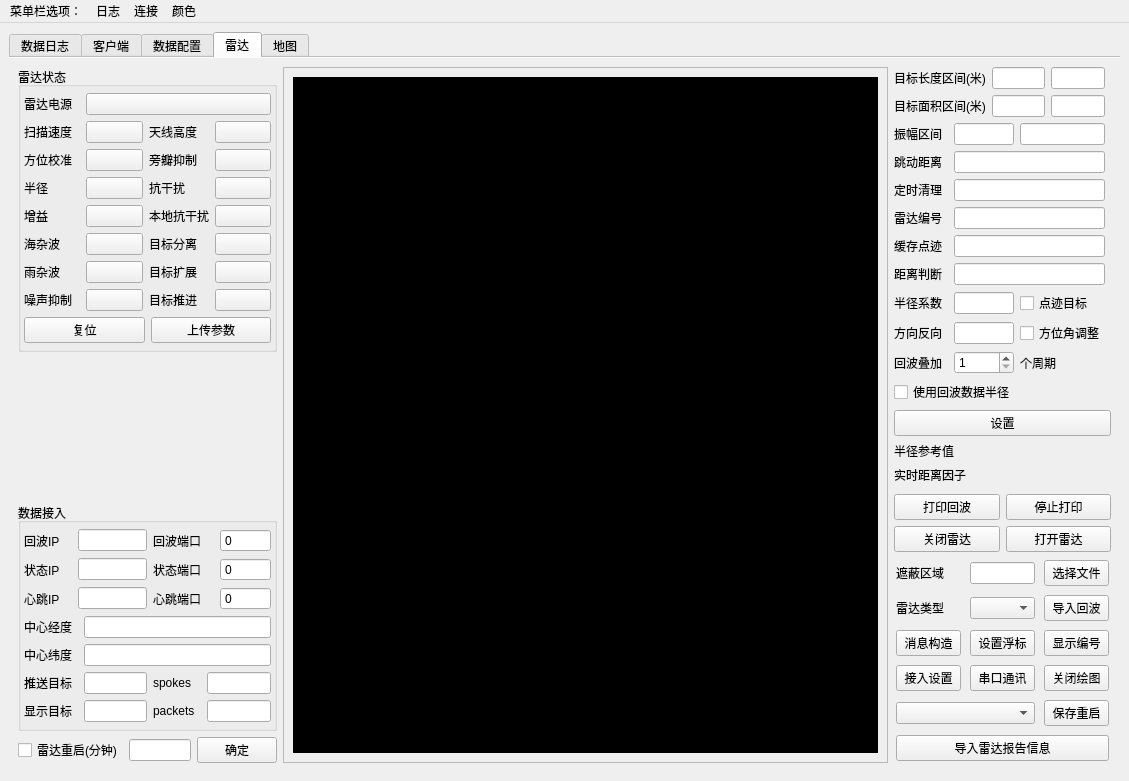
First picture: the form in trunk_gogo/cdzchx_datacollect_code/zchxradarinteface.ui, repository bnufree/zchx_radar, before the edit.
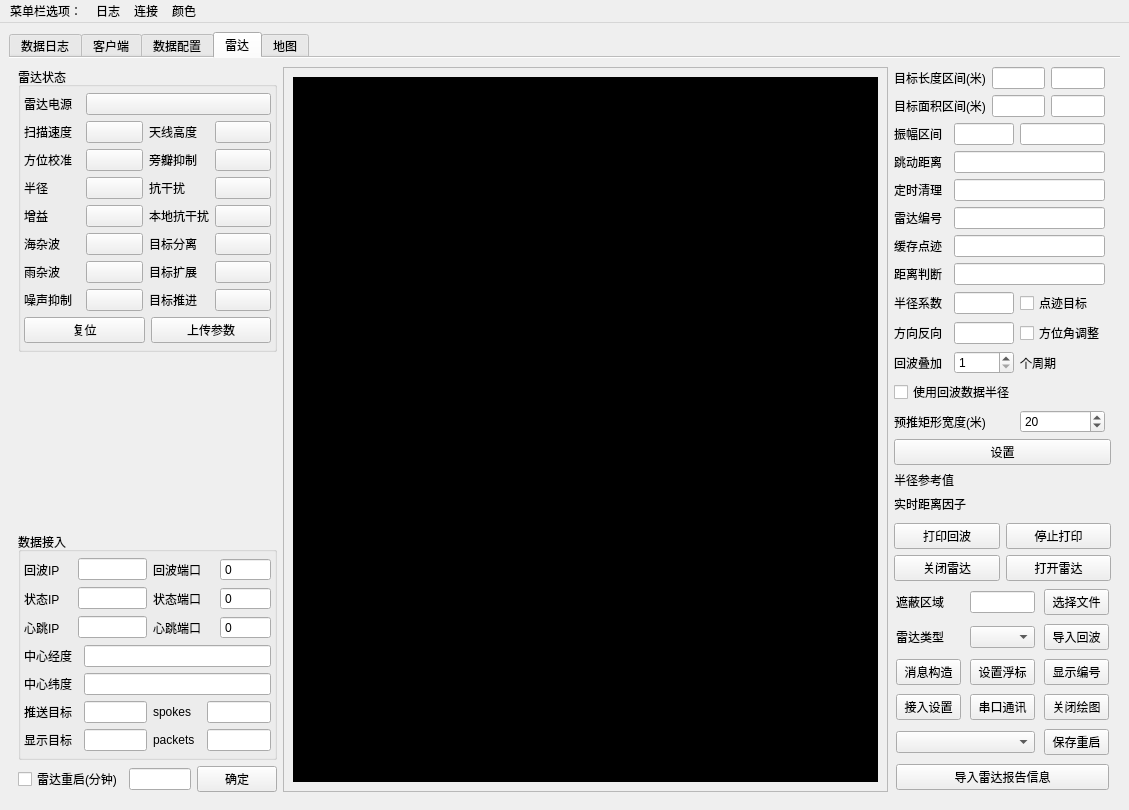
Second picture: the form after the edit. Custom widgets are drawn as their Qt base class.

Commit message: 添加点线面的显示  调查目标预推区域的问题

```diff
--- a/trunk_gogo/cdzchx_datacollect_code/zchxradarinteface.ui
+++ b/trunk_gogo/cdzchx_datacollect_code/zchxradarinteface.ui
@@ -7,7 +7,7 @@
     <x>0</x>
     <y>0</y>
     <width>1129</width>
-    <height>698</height>
+    <height>720</height>
    </rect>
   </property>
   <property name="minimumSize">
@@ -158,7 +158,7 @@
              <x>0</x>
              <y>0</y>
              <width>603</width>
-             <height>617</height>
+             <height>639</height>
             </rect>
            </property>
            <layout class="QGridLayout" name="gridLayout_5">
@@ -445,6 +445,30 @@
                </property>
               </widget>
              </item>
+             <item row="14" column="0" colspan="3">
+              <widget class="QLabel" name="label_15">
+               <property name="styleSheet">
+                <string notr="true">color: rgb(0, 0, 0);
+font: 9pt &quot;Agency FB&quot;;</string>
+               </property>
+               <property name="text">
+                <string>预推矩形宽度(米)</string>
+               </property>
+              </widget>
+             </item>
+             <item row="14" column="3">
+              <widget class="QSpinBox" name="predictionWidth">
+               <property name="minimum">
+                <number>1</number>
+               </property>
+               <property name="maximum">
+                <number>200</number>
+               </property>
+               <property name="value">
+                <number>20</number>
+               </property>
+              </widget>
+             </item>
             </layout>
            </item>
            <item row="2" column="0">
```
The commit also changes 33 other files.
